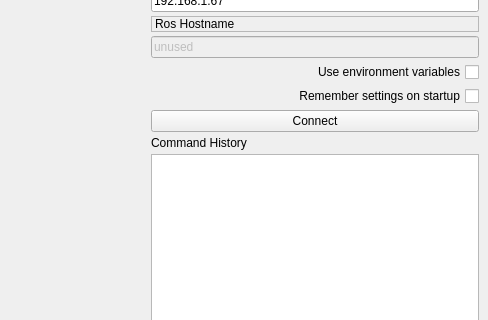
Qt form ui/main_window.ui (bluetulip89/projectrosgui) before a commit; both pictures show x 926 to 1414 and y 104 to 424 of the 1414 by 629 pixel window.
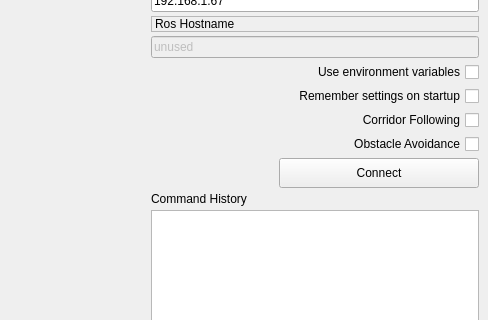
The same form after that commit. Icons and pictures are not drawn. Custom widgets are drawn as their Qt base class.

Patch:
```diff
--- a/ui/main_window.ui
+++ b/ui/main_window.ui
@@ -296,6 +296,26 @@
           </property>
          </widget>
         </item>
+        <item>
+         <widget class="QCheckBox" name="corridorCheck">
+          <property name="layoutDirection">
+           <enum>Qt::RightToLeft</enum>
+          </property>
+          <property name="text">
+           <string>Corridor Following</string>
+          </property>
+         </widget>
+        </item>
+        <item>
+         <widget class="QCheckBox" name="obstacleCheck">
+          <property name="layoutDirection">
+           <enum>Qt::RightToLeft</enum>
+          </property>
+          <property name="text">
+           <string>Obstacle Avoidance</string>
+          </property>
+         </widget>
+        </item>
         <item>
          <widget class="QPushButton" name="button_connect">
           <property name="enabled">
@@ -307,12 +327,30 @@
             <verstretch>0</verstretch>
            </sizepolicy>
           </property>
+          <property name="minimumSize">
+           <size>
+            <width>10</width>
+            <height>30</height>
+           </size>
+          </property>
+          <property name="maximumSize">
+           <size>
+            <width>200</width>
+            <height>50</height>
+           </size>
+          </property>
           <property name="toolTip">
            <string>Set the target to the current joint trajectory state.</string>
           </property>
           <property name="statusTip">
            <string>Clear all waypoints and set the target to the current joint trajectory state.</string>
           </property>
+          <property name="layoutDirection">
+           <enum>Qt::RightToLeft</enum>
+          </property>
+          <property name="autoFillBackground">
+           <bool>true</bool>
+          </property>
           <property name="text">
            <string>Connect</string>
           </property>
```
Left out of the diff: 1 changed line with no effect on the pictures.
